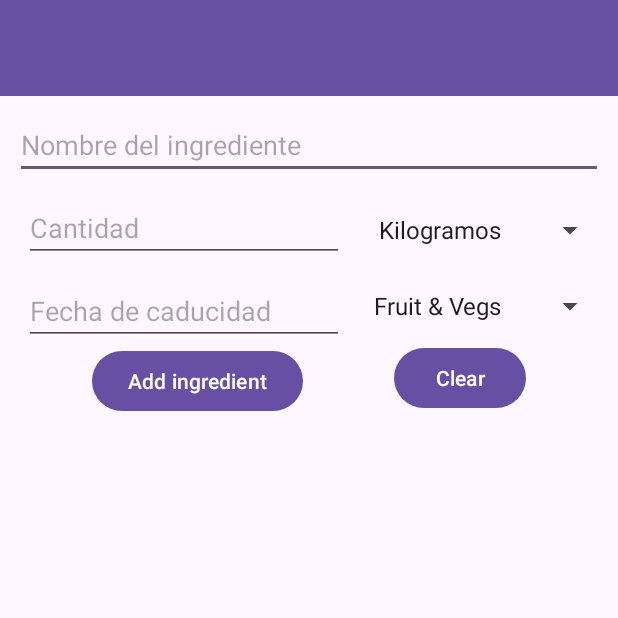
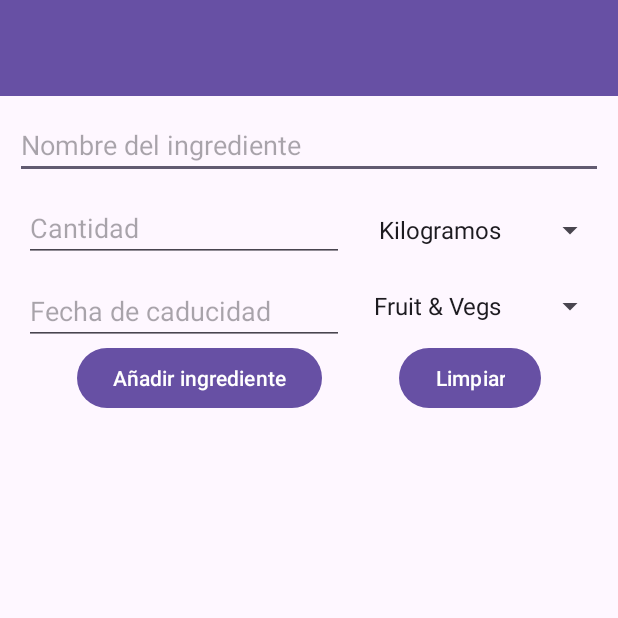
Before and after one commit to raulmunoztome/Practica-OPT-1, an Android app: the ClientsActivity screen opened directly, with no data from a screen before it, on a phone screen of 412 x 824 dp, the top half of it. Run offline under Robolectric (Android 15) with nearby library versions, the phone set to English and light mode, and no system bars; our stand-ins replace Firebase (no records; nobody signed in at launch, a user with empty details on screens opened directly); 1 statement that could not run was skipped.

Commit message:
vista clients arreglada en horizontal con scroll y strings actualizado

```diff
--- a/app/src/main/res/layout/activity_clients.xml
+++ b/app/src/main/res/layout/activity_clients.xml
@@ -1,4 +1,5 @@
 <?xml version="1.0" encoding="utf-8"?>
+
 <androidx.constraintlayout.widget.ConstraintLayout xmlns:android="http://schemas.android.com/apk/res/android"
     xmlns:app="http://schemas.android.com/apk/res-auto"
     xmlns:tools="http://schemas.android.com/tools"
@@ -6,6 +7,31 @@
     android:layout_width="match_parent"
     android:layout_height="match_parent"
     tools:context=".ClientsActivity">
+
+    <androidx.appcompat.widget.Toolbar
+        android:id="@+id/toolbar"
+        android:layout_width="0dp"
+        app:layout_constraintStart_toStartOf="parent"
+        app:layout_constraintEnd_toEndOf="parent"
+        android:layout_height="wrap_content"
+        android:background="?attr/colorPrimary"
+        android:minHeight="?attr/actionBarSize"
+        android:theme="?attr/actionBarTheme"
+        app:layout_constraintTop_toTopOf="parent"
+        tools:layout_editor_absoluteX="1dp" />
+
+    <ScrollView
+        android:layout_width="0dp"
+        android:layout_height="0dp"
+        android:fillViewport="true"
+        app:layout_constraintTop_toBottomOf="@id/toolbar"
+        app:layout_constraintBottom_toBottomOf="parent"
+        app:layout_constraintStart_toStartOf="parent"
+        app:layout_constraintEnd_toEndOf="parent">
+
+        <androidx.constraintlayout.widget.ConstraintLayout
+            android:layout_width="match_parent"
+            android:layout_height="wrap_content">
 
             <Spinner
                 android:id="@+id/spinnerCategoria"
@@ -24,13 +50,10 @@
                 android:id="@+id/addIngredients"
                 android:layout_width="wrap_content"
                 android:layout_height="wrap_content"
-        android:text="Add ingredient"
-        app:layout_constraintBottom_toBottomOf="@+id/limpiarForm"
+                android:text="@string/btn_sumarIngrediente"
                 app:layout_constraintEnd_toStartOf="@+id/limpiarForm"
-        app:layout_constraintHorizontal_bias="0.5"
                 app:layout_constraintStart_toStartOf="parent"
-        app:layout_constraintTop_toBottomOf="@+id/fechaCaducidad"
-        app:layout_constraintVertical_bias="0.0" />
+                app:layout_constraintTop_toTopOf="@+id/limpiarForm" />
 
             <EditText
                 android:id="@+id/nombreIngrediente"
@@ -41,11 +64,11 @@
                 android:layout_marginEnd="10dp"
                 android:ems="10"
                 android:inputType="text"
-        android:hint="Nombre del ingrediente"
+                android:hint="@string/campo_ingrediente"
                 app:layout_constraintEnd_toEndOf="parent"
                 app:layout_constraintHorizontal_bias="0.5"
                 app:layout_constraintStart_toStartOf="parent"
-        app:layout_constraintTop_toBottomOf="@+id/toolbar" />
+                app:layout_constraintTop_toTopOf="parent" />
 
             <EditText
                 android:id="@+id/ingredientesCantidad"
@@ -54,7 +77,7 @@
                 android:layout_marginStart="16dp"
                 android:layout_marginTop="10dp"
                 android:ems="10"
-        android:hint="Cantidad"
+                android:hint="@string/campo_cantidad"
                 android:inputType="number"
                 app:layout_constraintEnd_toStartOf="@+id/spinnerUnidades"
                 app:layout_constraintHorizontal_bias="0.5"
@@ -67,6 +90,7 @@
                 android:layout_width="match_parent"
                 android:layout_height="wrap_content"
                 android:layout_marginTop="16dp"
+                android:nestedScrollingEnabled="false"
                 app:layout_constraintEnd_toEndOf="parent"
                 app:layout_constraintHorizontal_bias="0.5"
                 app:layout_constraintStart_toStartOf="parent"
@@ -77,7 +101,7 @@
                 android:layout_width="wrap_content"
                 android:layout_height="wrap_content"
                 android:layout_marginTop="12dp"
-        android:text="Clear"
+                android:text="@string/btn_limpiar"
                 app:layout_constraintEnd_toEndOf="parent"
                 app:layout_constraintHorizontal_bias="0.5"
                 app:layout_constraintStart_toEndOf="@+id/addIngredients"
@@ -105,24 +129,12 @@
                 android:clickable="true"
                 android:ems="10"
                 android:focusable="false"
-        android:hint="Fecha de caducidad"
+                android:hint="@string/campo_fechaCad"
                 app:layout_constraintEnd_toStartOf="@+id/spinnerCategoria"
                 app:layout_constraintHorizontal_bias="0.5"
                 app:layout_constraintHorizontal_chainStyle="packed"
                 app:layout_constraintStart_toStartOf="parent"
                 app:layout_constraintTop_toBottomOf="@+id/ingredientesCantidad" />
-
-    <androidx.appcompat.widget.Toolbar
-        android:id="@+id/toolbar"
-        android:layout_width="0dp"
-        app:layout_constraintStart_toStartOf="parent"
-        app:layout_constraintEnd_toEndOf="parent"
-        android:layout_height="wrap_content"
-        android:background="?attr/colorPrimary"
-        android:minHeight="?attr/actionBarSize"
-        android:theme="?attr/actionBarTheme"
-        app:layout_constraintTop_toTopOf="parent"
-        tools:layout_editor_absoluteX="1dp" />
 
             <androidx.constraintlayout.widget.Barrier
                 android:id="@+id/barrier"
@@ -132,3 +144,7 @@
                 app:barrierDirection="bottom" />
 
         </androidx.constraintlayout.widget.ConstraintLayout>
+
+    </ScrollView>
+
+</androidx.constraintlayout.widget.ConstraintLayout>
--- a/app/src/main/res/values/strings.xml
+++ b/app/src/main/res/values/strings.xml
@@ -1,3 +1,16 @@
 <resources>
     <string name="app_name">OPTpractica</string>
+    <string name="btn_sumarIngrediente">Añadir ingrediente</string>
+    <string name="btn_limpiar">Limpiar</string>
+    <string name="campo_ingrediente">Nombre del ingrediente</string>
+    <string name="campo_cantidad">Cantidad</string>
+    <string name="campo_fechaCad">Fecha de caducidad</string>
+    <string name="btn_iniciarSesion">Entrar en Nevera3000</string>
+    <string name="btn_crearUsuario">Crear nuevo usuario</string>
+    <string name="campo_email">Introduce tu email</string>
+    <string name="campo_pass">Introduce tu contraseña</string>
+    <string name="campo_nombreUsuario">Introduce tu nombre</string>
+    <string name="campo_confirmaPass">Confirma tu contraseña</string>
+    <string name="btn_finalizarRegistro">Finalizar registro</string>
+    <string name="btn_atras">Volver</string>
 </resources>
```
Also changed, not shown: app/src/main/res/layout/activity_main.xml (+4 -4 lines), app/src/main/res/layout/activity_registro_usuario.xml (+6 -6 lines). Lines whose indentation alone changed are shown as unchanged.
